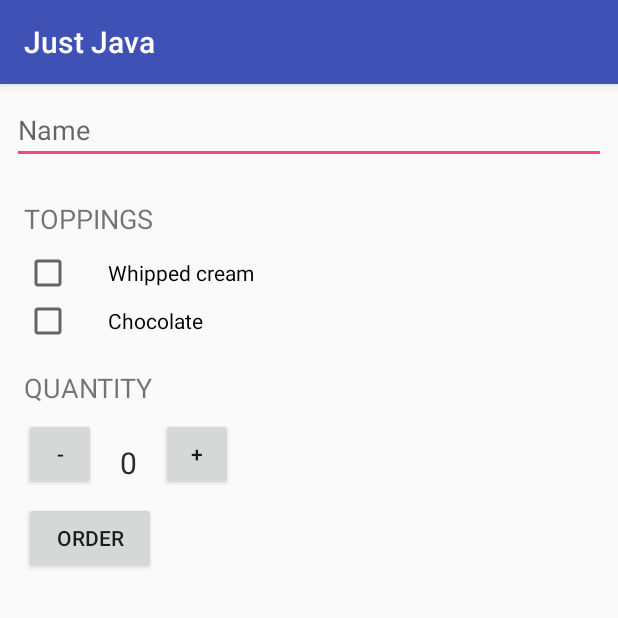
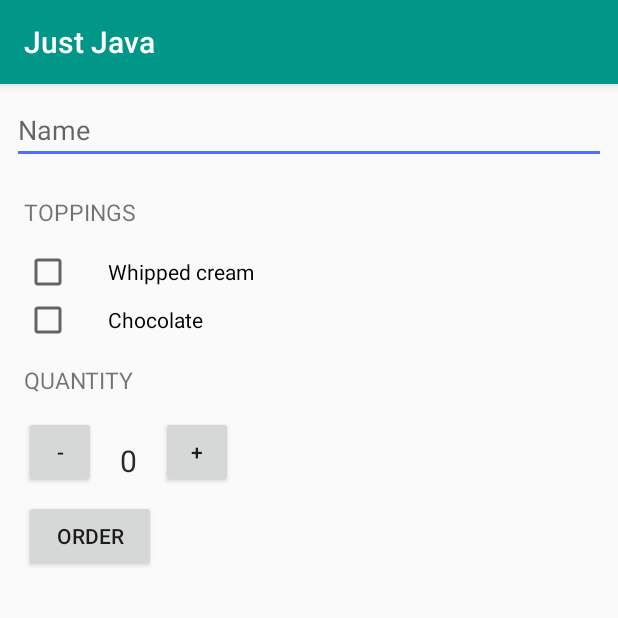
Before and after one commit to jieunKimm/cofeeOrderApp, an Android app: the screen it shows after launch (MainActivity), on a phone screen of 412 x 824 dp, the top half of it. Run offline under Robolectric (Android 15) with nearby library versions, the phone set to English and light mode, and no system bars.

Commit message:
add more details

```diff
--- a/app/src/main/res/layout/activity_main.xml
+++ b/app/src/main/res/layout/activity_main.xml
@@ -12,6 +12,7 @@
         android:orientation="vertical"
         tools:context="com.example.happybirthday.MainActivity">
 
+
         <EditText
             android:layout_width="match_parent"
             android:layout_height="wrap_content"
@@ -22,13 +23,9 @@
             android:inputType="textCapWords"/>
 
         <TextView
-            android:layout_width="wrap_content"
-            android:layout_height="wrap_content"
-            android:layout_marginBottom="8dp"
-            android:layout_marginLeft="16dp"
-            android:layout_marginTop="16dp"
+            style="@style/HeaderTextStyle"
             android:text="TOPPINGS"
-            android:textSize="18sp" />
+             />
 
 
         <CheckBox
@@ -48,13 +45,9 @@
             android:text="Chocolate" />
 
         <TextView
-            android:layout_width="wrap_content"
-            android:layout_height="wrap_content"
-            android:layout_marginBottom="8dp"
-            android:layout_marginLeft="16dp"
-            android:layout_marginTop="16dp"
+            style="@style/HeaderTextStyle"
             android:text="QUANTITY"
-            android:textSize="18sp" />
+             />
 
         <LinearLayout xmlns:android="http://schemas.android.com/apk/res/android"
             xmlns:tools="http://schemas.android.com/tools"
--- a/app/src/main/res/values/styles.xml
+++ b/app/src/main/res/values/styles.xml
@@ -3,9 +3,28 @@
     <!-- Base application theme. -->
     <style name="AppTheme" parent="Theme.AppCompat.Light.DarkActionBar">
         <!-- Customize your theme here. -->
-        <item name="colorPrimary">@color/colorPrimary</item>
-        <item name="colorPrimaryDark">@color/colorPrimaryDark</item>
-        <item name="colorAccent">@color/colorAccent</item>
+        <item name="colorPrimary">#009688</item>
+        <item name="colorPrimaryDark">#00796B</item>
+        <item name="colorAccent">#536DFE</item>
     </style>
 
+    <style name="Codefont" >
+        <item name="android:layout_width">wrap_content</item>
+        <item name="android:layout_height">wrap_content</item>
+        <item name="android:layout_marginBottom">8dp</item>
+        <item name="android:layout_marginLeft">16dp</item>
+        <item name="android:layout_marginTop">16dp</item>
+        <item name="android:textSize">18sp</item>
+    </style>
+
+    <style name="HeaderTextStyle">
+        <item name="android:layout_width">wrap_content</item>
+        <item name="android:layout_height">48dp</item>
+        <item name="android:paddingLeft">16dp</item>
+        <item name="android:gravity">center_vertical</item>
+        <item name="android:textAllCaps">true</item>
+        <item name="android:textSize">15sp</item>
+    </style>
+
+
 </resources>
```
